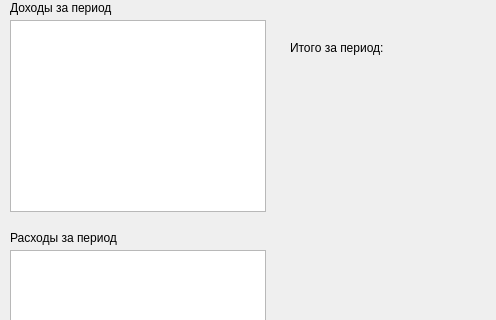
First picture: the form in periodreportwindow.ui, repository VSemikoz/manager, before the edit; both pictures show x 0 to 496 and y 0 to 320 of the 496 by 464 pixel window.
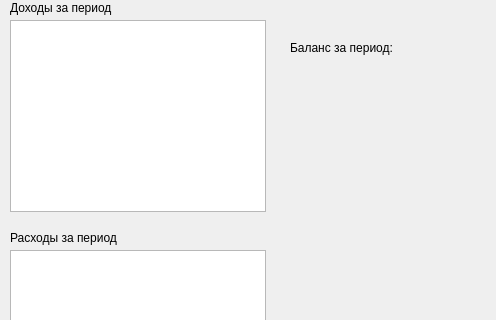
Second picture: the form after the edit.

The edit to the form file:
```diff
--- a/periodreportwindow.ui
+++ b/periodreportwindow.ui
@@ -43,7 +43,7 @@
     </rect>
    </property>
    <property name="text">
-    <string>Итого за период: </string>
+    <string>Баланс за период: </string>
    </property>
   </widget>
   <widget class="QLabel" name="label">
```
Left out of the diff: 2 changed lines with no effect on the pictures.
